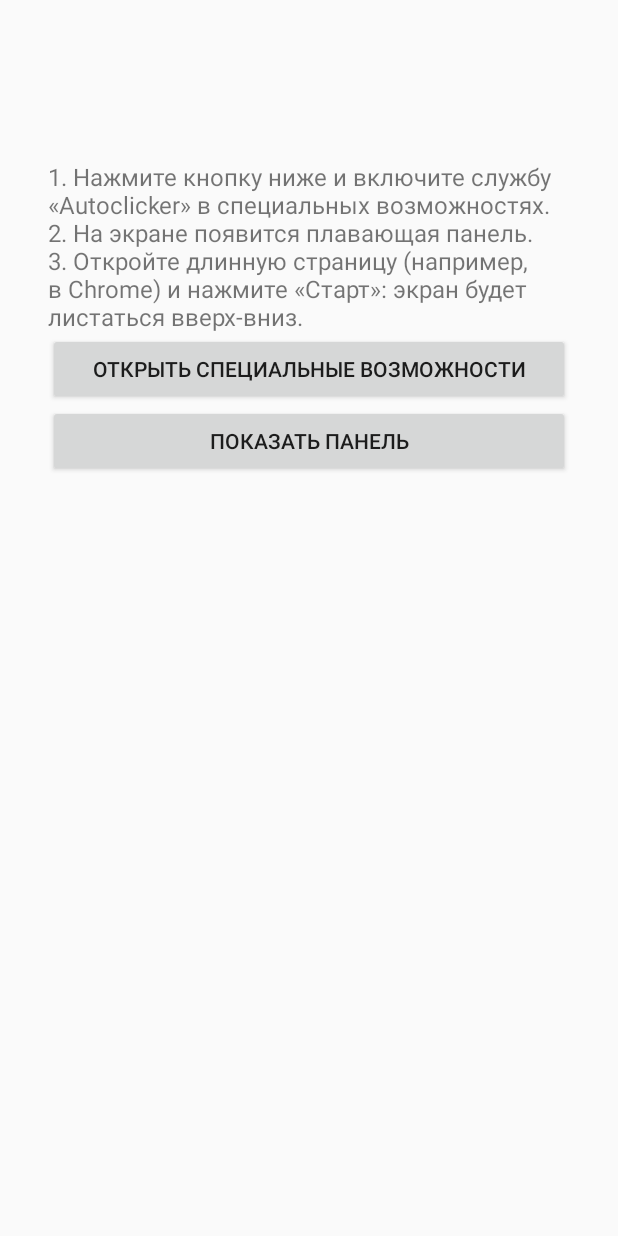
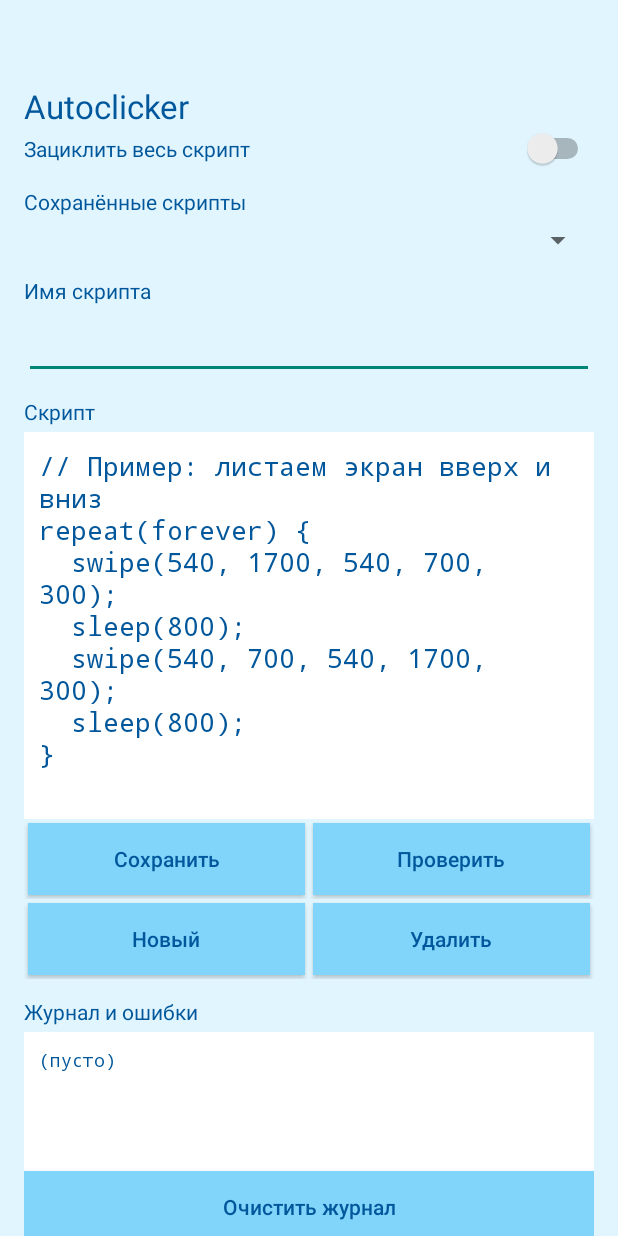
Before and after one commit to Jellyboy128/Autoclicker, an Android app: the screen it shows after launch (MainActivity), on a phone screen of 412 x 824 dp. Run offline under Robolectric (Android 15) with nearby library versions, the phone set to English and light mode, and no system bars.

Commit message:
Update MainActivity.kt

```diff
--- a/app/src/main/java/com/example/autoclicker/MainActivity.kt
+++ b/app/src/main/java/com/example/autoclicker/MainActivity.kt
@@ -2,46 +2,225 @@ package com.example.autoclicker
 
 import android.app.Activity
 import android.content.Intent
+import android.graphics.Color
+import android.graphics.Typeface
 import android.os.Bundle
 import android.provider.Settings
+import android.text.InputType
+import android.view.Gravity
+import android.view.View
+import android.widget.AdapterView
+import android.widget.ArrayAdapter
 import android.widget.Button
+import android.widget.EditText
 import android.widget.LinearLayout
+import android.widget.ScrollView
+import android.widget.Spinner
+import android.widget.Switch
 import android.widget.TextView
 import android.widget.Toast
 
 class MainActivity : Activity() {
+    private val bg = Color.parseColor("#E1F5FE")
+    private val accent = Color.parseColor("#81D4FA")
+    private val dark = Color.parseColor("#01579B")
+
+    private lateinit var spinner: Spinner
+    private lateinit var nameEdit: EditText
+    private lateinit var scriptEdit: EditText
+    private lateinit var logView: TextView
+    private var names: List<String> = emptyList()
+
+    private val sample = """// Пример: листаем экран вверх и вниз
+repeat(forever) {
+  swipe(540, 1700, 540, 700, 300);
+  sleep(800);
+  swipe(540, 700, 540, 1700, 300);
+  sleep(800);
+}
+"""
+
+    private fun dp(v: Int): Int = (v * resources.displayMetrics.density).toInt()
+
+    private fun btn(label: String, onClick: () -> Unit): Button {
+        val b = Button(this)
+        b.text = label
+        b.isAllCaps = false
+        b.setBackgroundColor(accent)
+        b.setTextColor(dark)
+        b.setOnClickListener { onClick() }
+        return b
+    }
+
+    private fun row(vararg bs: Button): LinearLayout {
+        val r = LinearLayout(this)
+        r.orientation = LinearLayout.HORIZONTAL
+        for (b in bs) {
+            val lp = LinearLayout.LayoutParams(0, LinearLayout.LayoutParams.WRAP_CONTENT, 1f)
+            lp.setMargins(dp(3), dp(3), dp(3), dp(3))
+            r.addView(b, lp)
+        }
+        return r
+    }
+
+    private fun label(text: String): TextView {
+        val t = TextView(this)
+        t.text = text
+        t.setTextColor(dark)
+        t.setPadding(0, dp(12), 0, dp(4))
+        return t
+    }
+
     override fun onCreate(savedInstanceState: Bundle?) {
         super.onCreate(savedInstanceState)
+        val scroll = ScrollView(this)
+        scroll.setBackgroundColor(bg)
         val root = LinearLayout(this)
         root.orientation = LinearLayout.VERTICAL
-        root.setPadding(48, 160, 48, 48)
+        root.setPadding(dp(16), dp(56), dp(16), dp(24))
+        scroll.addView(root)
 
-        val info = TextView(this)
-        info.text = "1. Нажмите кнопку ниже и включите службу «Autoclicker» в специальных возможностях.\n" +
-            "2. На экране появится плавающая панель.\n" +
-            "3. Откройте длинную страницу (например, в Chrome) и нажмите «Старт»: экран будет листаться вверх-вниз."
-        info.textSize = 16f
-        root.addView(info)
+        val title = TextView(this)
+        title.text = "Autoclicker"
+        title.textSize = 22f
+        title.setTextColor(dark)
+        root.addView(title)
 
-        val b1 = Button(this)
-        b1.text = "Открыть специальные возможности"
-        b1.setOnClickListener {
+        val loopSwitch = Switch(this)
+        loopSwitch.text = "Зациклить весь скрипт"
+        loopSwitch.setTextColor(dark)
+        loopSwitch.isChecked = Store.loop(this)
+        loopSwitch.setOnCheckedChangeListener { _, v -> Store.setLoop(this, v) }
+        root.addView(loopSwitch)
+
+        root.addView(label("Сохранённые скрипты"))
+        spinner = Spinner(this)
+        spinner.onItemSelectedListener = object : AdapterView.OnItemSelectedListener {
+            override fun onItemSelected(parent: AdapterView<*>?, view: View?, pos: Int, id: Long) {
+                if (pos in names.indices) {
+                    val n = names[pos]
+                    nameEdit.setText(n)
+                    scriptEdit.setText(Store.load(this@MainActivity, n))
+                    Store.setActive(this@MainActivity, n)
+                }
+            }
+
+            override fun onNothingSelected(parent: AdapterView<*>?) {}
+        }
+        root.addView(spinner)
+
+        root.addView(label("Имя скрипта"))
+        nameEdit = EditText(this)
+        nameEdit.setSingleLine(true)
+        nameEdit.setTextColor(dark)
+        root.addView(nameEdit)
+
+        root.addView(label("Скрипт"))
+        scriptEdit = EditText(this)
+        scriptEdit.inputType = InputType.TYPE_CLASS_TEXT or
+            InputType.TYPE_TEXT_FLAG_MULTI_LINE or
+            InputType.TYPE_TEXT_FLAG_NO_SUGGESTIONS
+        scriptEdit.typeface = Typeface.MONOSPACE
+        scriptEdit.gravity = Gravity.TOP or Gravity.START
+        scriptEdit.minLines = 10
+        scriptEdit.setTextColor(dark)
+        scriptEdit.setBackgroundColor(Color.WHITE)
+        scriptEdit.setPadding(dp(10), dp(10), dp(10), dp(10))
+        scriptEdit.setText(sample)
+        root.addView(scriptEdit)
+
+        root.addView(row(
+            btn("Сохранить") { save() },
+            btn("Проверить") { check() }
+        ))
+        root.addView(row(
+            btn("Новый") {
+                nameEdit.setText("")
+                scriptEdit.setText("")
+            },
+            btn("Удалить") { delete() }
+        ))
+
+        root.addView(label("Журнал и ошибки"))
+        logView = TextView(this)
+        logView.typeface = Typeface.MONOSPACE
+        logView.textSize = 12f
+        logView.setTextColor(dark)
+        logView.setBackgroundColor(Color.WHITE)
+        logView.setPadding(dp(10), dp(10), dp(10), dp(10))
+        logView.minLines = 5
+        root.addView(logView)
+        root.addView(btn("Очистить журнал") {
+            Store.clearLog(this)
+            showLog()
+        })
+
+        root.addView(label("Служба"))
+        root.addView(btn("Открыть специальные возможности") {
             startActivity(Intent(Settings.ACTION_ACCESSIBILITY_SETTINGS))
-        }
-        root.addView(b1)
-
-        val b2 = Button(this)
-        b2.text = "Показать панель"
-        b2.setOnClickListener {
+        })
+        root.addView(btn("Показать панель") {
             val s = ClickService.instance
             if (s != null) {
                 s.showPanel()
             } else {
                 Toast.makeText(this, "Сначала включите службу", Toast.LENGTH_LONG).show()
             }
+        })
+
+        setContentView(scroll)
+        refresh(null)
+    }
+
+    override fun onResume() {
+        super.onResume()
+        showLog()
+    }
+
+    private fun showLog() {
+        val s = Store.log(this)
+        logView.text = if (s.isEmpty()) "(пусто)" else s
+    }
+
+    private fun refresh(select: String?) {
+        names = Store.names(this)
+        spinner.adapter = ArrayAdapter(this, android.R.layout.simple_spinner_dropdown_item, names)
+        val i = names.indexOf(select ?: Store.active(this))
+        if (i >= 0) spinner.setSelection(i)
+    }
+
+    private fun check(): Boolean {
+        return try {
+            val prog = Parser(Lexer(scriptEdit.text.toString()).lex()).parseProgram()
+            Store.addLog(this, "Проверка: ошибок нет (команд верхнего уровня: ${prog.size})")
+            true
+        } catch (e: ScriptError) {
+            Store.addLog(this, "Ошибка, строка ${e.line}: ${e.message}")
+            false
+        } finally {
+            showLog()
         }
-        root.addView(b2)
+    }
 
-        setContentView(root)
+    private fun save() {
+        val n = nameEdit.text.toString().trim()
+        if (n.isEmpty()) {
+            Toast.makeText(this, "Введите имя скрипта", Toast.LENGTH_SHORT).show()
+            return
+        }
+        Store.save(this, n, scriptEdit.text.toString())
+        Store.setActive(this, n)
+        refresh(n)
+        check()
+        Toast.makeText(this, "Сохранено", Toast.LENGTH_SHORT).show()
+    }
+
+    private fun delete() {
+        val n = nameEdit.text.toString().trim()
+        if (n.isEmpty()) return
+        Store.delete(this, n)
+        nameEdit.setText("")
+        scriptEdit.setText("")
+        refresh(null)
     }
 }
```
